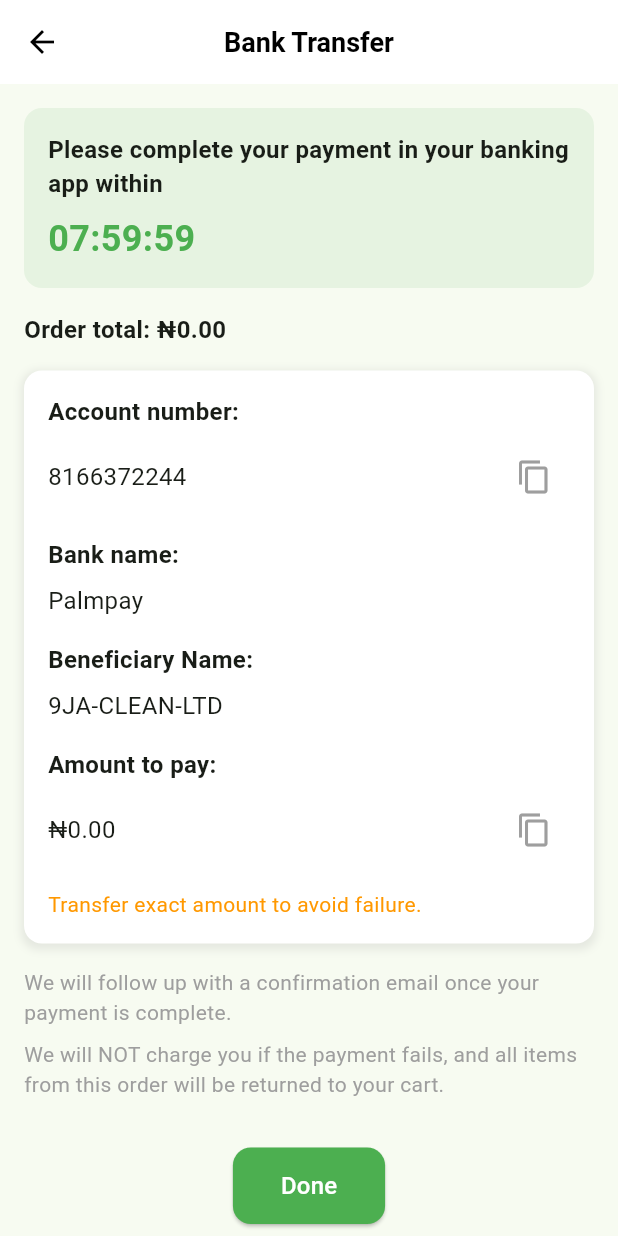
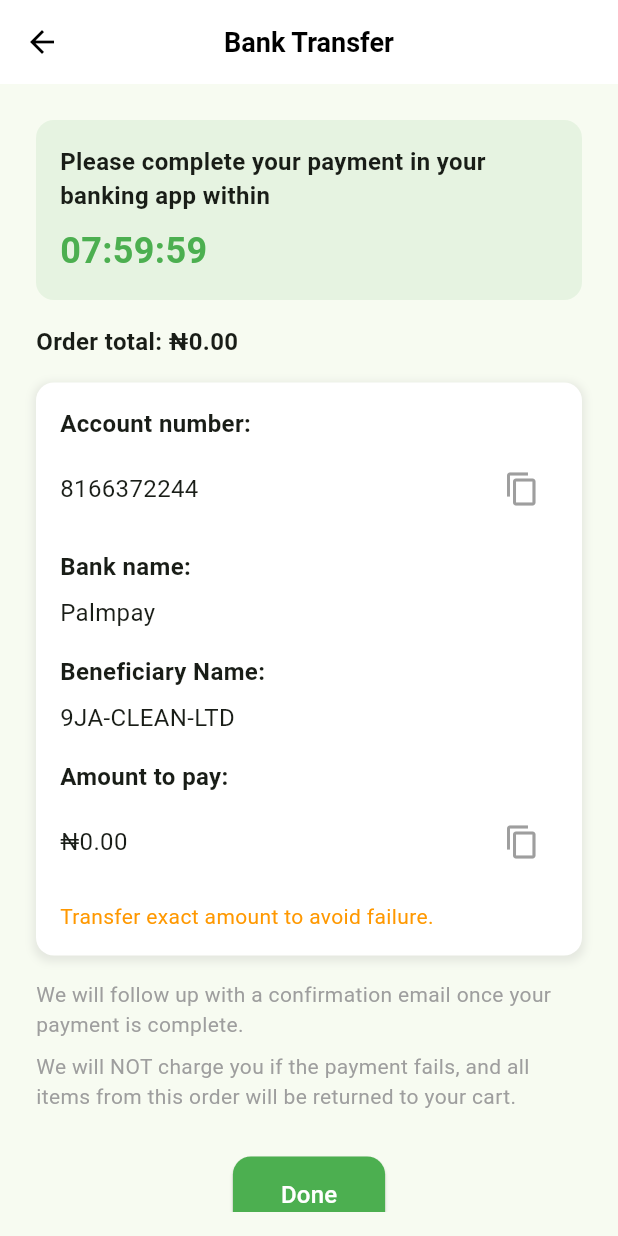
Before and after one commit to Afsaumutoniwase/jaclean, a Flutter app: the BankTransferPage screen opened directly, on a phone screen of 412 x 824 dp. Run offline on Flutter 3.47's test engine with Material 3 defaults, Android fonts, the phone set to English and light mode, and no system bars; our stand-ins replace bloc, cloud_firestore, equatable, firebase_auth, firebase_core, firebase_storage and 5 more; accounts and stored records are empty.

Commit message:
solved the overflow on service and review screen

```diff
--- a/lib/presentation/screens/market/add_product_page.dart
+++ b/lib/presentation/screens/market/add_product_page.dart
@@ -32,12 +32,13 @@ class _AddProductPageState extends State<AddProductPage> {
     'assets/images/ewaste1.jpeg',
     'assets/images/gas.jpeg',
     'assets/images/pot.jpeg',
-    'assets/images/vase.jpeg',
+    'assets/images/vase1.jpeg',
   ];
 
   @override
   void initState() {
     super.initState();
+
     if (widget.product != null) {
       _productId = widget.product!['id'];
       _productNameController.text = widget.product!['name'];
--- a/lib/presentation/screens/market/bank_transfer_page.dart
+++ b/lib/presentation/screens/market/bank_transfer_page.dart
@@ -112,7 +112,9 @@ class _BankTransferPageState extends State<BankTransferPage> {
                 if (cartState is CartUpdated && widget.amount == null) {
                   total = cartState.cartItems.fold(0, (sum, item) => sum + double.parse(item['price']!.replaceAll('₦', '').replaceAll(',', '')));
                 }
-                return Column(
+                return SingleChildScrollView(
+                  padding: const EdgeInsets.all(8.0),
+                  child: Column(
                     crossAxisAlignment: CrossAxisAlignment.start,
                     children: [
                       Container(
@@ -244,7 +246,7 @@ class _BankTransferPageState extends State<BankTransferPage> {
                         "We will NOT charge you if the payment fails, and all items from this order will be returned to your cart.",
                         style: TextStyle(fontSize: 14, color: Colors.grey),
                       ),
-                    const SizedBox(height: 32),
+                      const SizedBox(height: 30),
                       Center(
                         child: BlocBuilder<BankTransferBloc, BankTransferState>(
                           builder: (context, state) {
@@ -266,6 +268,7 @@ class _BankTransferPageState extends State<BankTransferPage> {
                         ),
                       ),
                     ],
+                  ),
                 );
               },
             ),
--- a/lib/presentation/screens/profile/main_profile.dart
+++ b/lib/presentation/screens/profile/main_profile.dart
@@ -8,11 +8,13 @@ import 'package:jaclean/presentation/widgets/custom_container.dart';
 import 'package:jaclean/presentation/widgets/custom_elevated_btn.dart';
 import 'package:jaclean/presentation/widgets/custom_list_tile.dart';
 import 'package:jaclean/presentation/screens/profile/withdrawal_screen.dart';
-import 'package:jaclean/presentation/screens/profile/withdrawal_history.dart';
+
 import 'package:jaclean/presentation/screens/profile/change_password.dart';
 import 'package:jaclean/presentation/screens/profile/manage_bank_account_screen.dart';
 import 'package:jaclean/presentation/screens/profile/profile_account.dart';
 import 'package:jaclean/presentation/theme/app_colors.dart';
+
+import 'Withdrawal_History.dart';
 
 class MainProfile extends StatefulWidget {
   const MainProfile({super.key});
--- a/lib/presentation/screens/reviews/write_review_page.dart
+++ b/lib/presentation/screens/reviews/write_review_page.dart
@@ -64,7 +64,8 @@ class _WriteReviewPageState extends State<WriteReviewPage> {
                 onPressed: () => Navigator.pop(context),
               ),
             ),
-            body: Padding(
+            body: SingleChildScrollView(
+              child: Padding(
                 padding: const EdgeInsets.all(16.0),
                 child: Column(
                   crossAxisAlignment: CrossAxisAlignment.start,
@@ -156,6 +157,7 @@ class _WriteReviewPageState extends State<WriteReviewPage> {
                   ],
                 ),
               ),
+            ),
           );
         },
       ),
--- a/lib/presentation/widgets/custom_success_dialog.dart
+++ b/lib/presentation/widgets/custom_success_dialog.dart
@@ -22,7 +22,7 @@ class CustomSuccessDialog extends StatelessWidget {
       shape: RoundedRectangleBorder(borderRadius: BorderRadius.circular(10)),
       child: Container(
         padding: const EdgeInsets.symmetric(vertical: 10, horizontal: 10),
-        height: 250,
+        height: 300,
         child: Column(
           mainAxisAlignment: MainAxisAlignment.center,
           children: [
```
Also changed, not shown: lib/presentation/screens/profile/PasswordResetSuccessDialog.dart (+9 -1 lines). Lines whose indentation alone changed are shown as unchanged.
